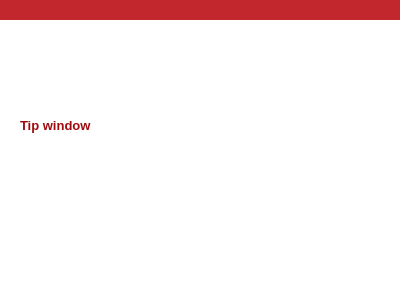
Josefina-Hernandez/akt_hr_tool, file ui/tip_window.ui: the form before one commit.
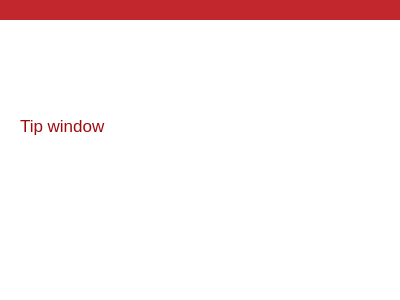
The form after the commit. Icons and pictures are not drawn.

Patch:
```diff
--- a/ui/tip_window.ui
+++ b/ui/tip_window.ui
@@ -29,17 +29,14 @@
    </property>
    <property name="font">
     <font>
-     <family>Microsoft JhengHei UI</family>
-     <pointsize>10</pointsize>
-     <weight>75</weight>
-     <bold>true</bold>
+     <pointsize>-1</pointsize>
     </font>
    </property>
    <property name="styleSheet">
     <string notr="true">QLabel
 {
 	color:#9D0B0F;
-	font-size: 10pt;
+	font-size: 17px;
 }</string>
    </property>
    <property name="text">
```
